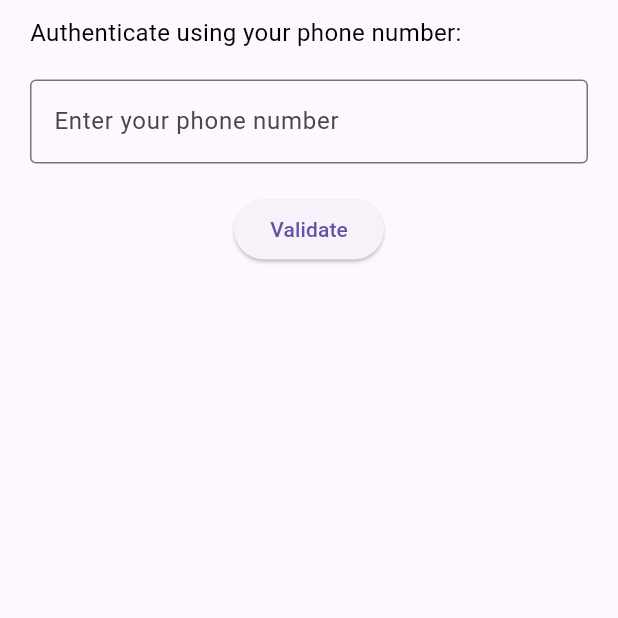
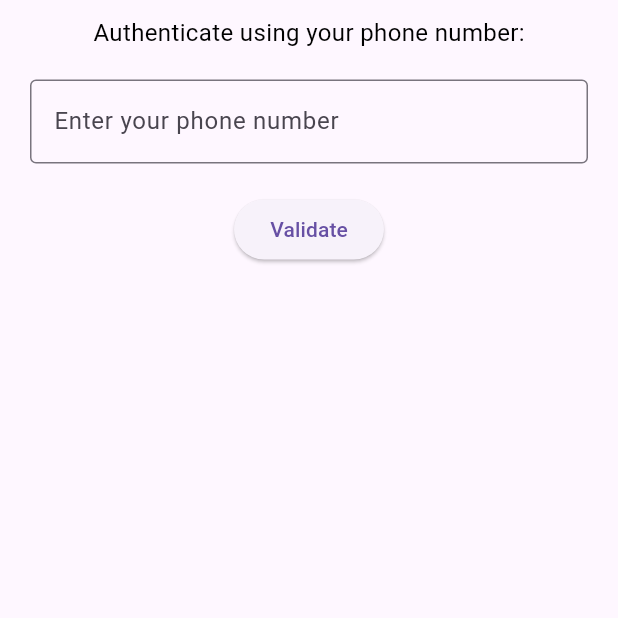
Before and after one commit to souhaibzarai/manipulate_maps, a Flutter app: the screen it shows after launch, on a phone screen of 412 x 824 dp, the top half of it. Run offline on Flutter 3.47's test engine with Material 3 defaults, Android fonts, the phone set to English and light mode, and no system bars; our stand-ins replace firebase_core; accounts and stored records are empty.

Commit message:
edit main file

```diff
--- a/lib/presentation/screens/authentication.dart
+++ b/lib/presentation/screens/authentication.dart
@@ -17,9 +17,9 @@ class AuthenticationScreen extends StatelessWidget {
       child: Scaffold(
         body: SingleChildScrollView(
           padding: EdgeInsets.symmetric(vertical: 10, horizontal: 20),
+          child: Form(
+            key: _formKey,
             child: Column(
-            mainAxisAlignment: MainAxisAlignment.start,
-            crossAxisAlignment: CrossAxisAlignment.start,
               children: [
                 Text(
                   'Authenticate using your phone number:',
@@ -31,10 +31,6 @@ class AuthenticationScreen extends StatelessWidget {
                   ),
                 ),
                 SizedBox(height: 20),
-              Form(
-                key: _formKey,
-                child: Column(
-                  children: [
                 TextFormField(
                   validator: (value) {
                     if (value == null || value.isEmpty) {
@@ -55,8 +51,6 @@ class AuthenticationScreen extends StatelessWidget {
               ],
             ),
           ),
-            ],
-          ),
         ),
       ),
     );
```
Lines whose indentation alone changed are shown as unchanged.
